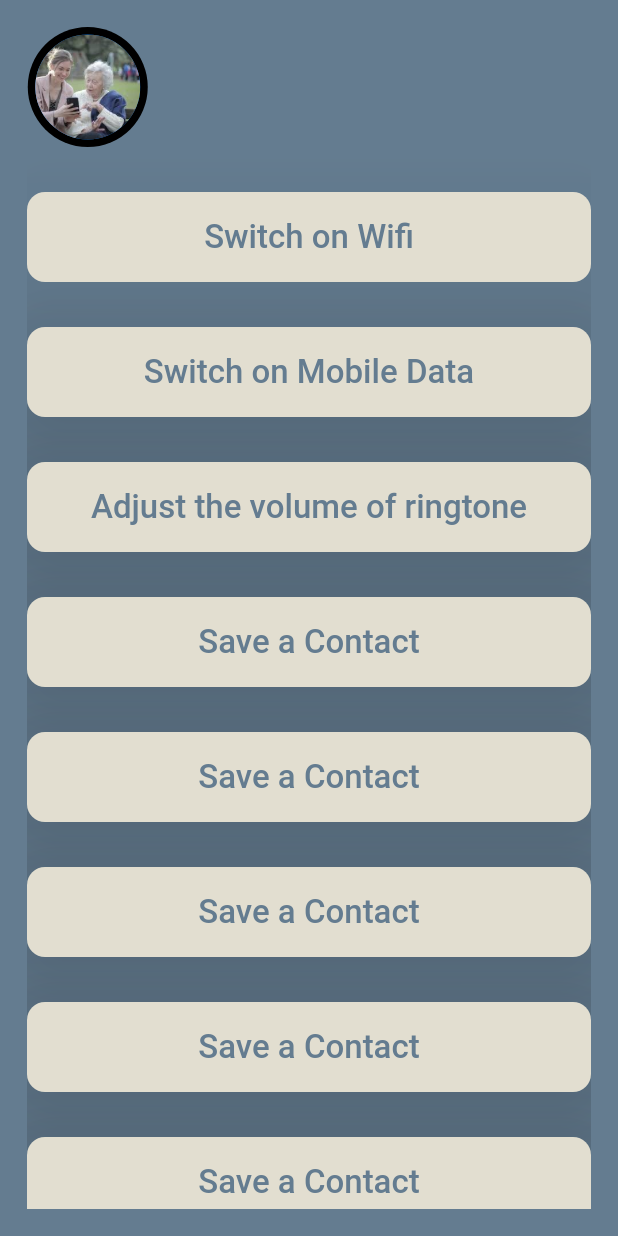
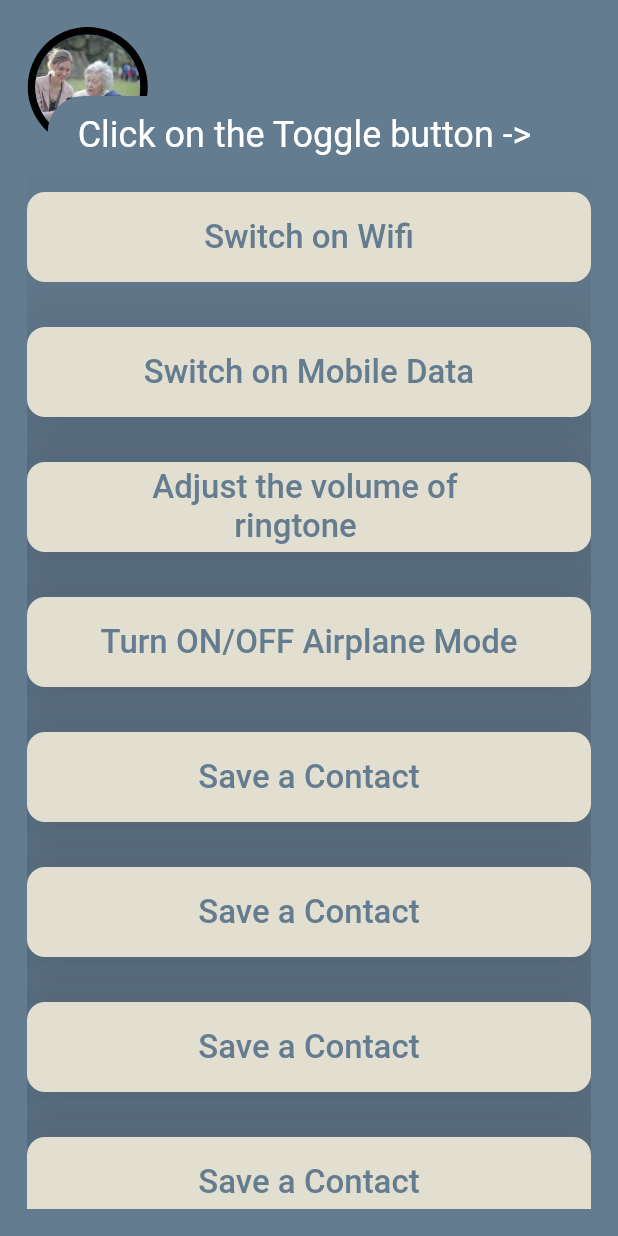
Before and after one commit to jahnavi2k/EldBud, a Flutter app: the Questions screen opened by its route, after a tap on "Switch on Wifi", on a phone screen of 412 x 824 dp. Run offline on Flutter 3.47's test engine with Material 2 defaults, Android fonts, the phone set to English and light mode, and no system bars; our stand-ins replace fluttertoast; missing offline and left inert: app_settings, open_settings; Roboto replaces fonts that are missing (Mon); project files that could hold a hidden picture were left out.

Commit message:
Added toasts and button for airplane mode

```diff
--- a/lib/pages/questions.dart
+++ b/lib/pages/questions.dart
@@ -3,6 +3,7 @@ import 'package:flutter/material.dart';
 import 'package:open_settings/open_settings.dart';
 import 'package:app_settings/app_settings.dart';
 // import 'package:bubble_showcase/bubble_showcase.dart';
+import 'package:fluttertoast/fluttertoast.dart';
 
 class Questions extends StatefulWidget {
   @override
@@ -17,7 +18,6 @@ class _QuestionsState extends State<Questions> {
       backgroundColor: Color(0XFF647C90),
       body: CupertinoScrollbar(
         isAlwaysShown: true,
-
           child: Padding(
             padding: const EdgeInsets.all(18.0),
             child: ListView(
@@ -47,6 +47,14 @@ class _QuestionsState extends State<Questions> {
                         ),
                       ),
                       onPressed: () {
+                        Fluttertoast.showToast(
+                          msg: "Click on the Toggle button -> ",
+                          toastLength: Toast.LENGTH_LONG,
+                          gravity: ToastGravity.TOP,
+                          backgroundColor: Color(0XFF647C90),
+                          textColor: Colors.white,
+                          fontSize: 24.0,
+                        );
                         OpenSettings.openWIFISetting();
                       },
                       style: ElevatedButton.styleFrom(
@@ -73,6 +81,14 @@ class _QuestionsState extends State<Questions> {
                         ),
                       ),
                       onPressed: () {
+                        Fluttertoast.showToast(
+                            msg: "Click on the Toggle button -> ",
+                            toastLength: Toast.LENGTH_LONG,
+                            gravity: ToastGravity.TOP,
+                            backgroundColor: Color(0XFF647C90),
+                            textColor: Colors.white,
+                            fontSize: 24.0,
+                          );
                         AppSettings.openDataRoamingSettings();
                       },
                       style: ElevatedButton.styleFrom(
@@ -91,7 +107,7 @@ class _QuestionsState extends State<Questions> {
                 Container(
                     child: ElevatedButton(
                       child: Text(
-                        "Adjust the volume of ringtone",
+                        "Adjust the volume of \n          ringtone",
                         style: TextStyle(
                           fontSize: 22.0,
                           fontFamily: 'Mon',
@@ -99,6 +115,14 @@ class _QuestionsState extends State<Questions> {
                         ),
                       ),
                       onPressed: () {
+                        Fluttertoast.showToast(
+                          msg: "Adjust the sliders for the volumes",
+                          toastLength: Toast.LENGTH_LONG,
+                          gravity: ToastGravity.BOTTOM,
+                          backgroundColor: Color(0XFF647C90),
+                          textColor: Colors.white,
+                          fontSize: 24.0,
+                        );
                         AppSettings.openSoundSettings();
                       },
                       style: ElevatedButton.styleFrom(
@@ -117,14 +141,25 @@ class _QuestionsState extends State<Questions> {
                 Container(
                     child: ElevatedButton(
                       child: Text(
-                        "Save a Contact",
+                        "Turn ON/OFF Airplane Mode",
                         style: TextStyle(
                           fontSize: 22.0,
                           fontFamily: 'Mon',
 
                         ),
                       ),
-                      onPressed: () {},
+                      onPressed: () {
+                        Fluttertoast.showToast(
+                          msg: "Click on the Toggle button ->",
+                          toastLength: Toast.LENGTH_LONG,
+                          gravity: ToastGravity.CENTER,
+                          backgroundColor: Color(0XFF647C90),
+                          textColor: Colors.white,
+                          fontSize: 22.0,
+                        );
+                        OpenSettings.openAirplaneModeSetting();
+
+                      },
                       style: ElevatedButton.styleFrom(
                         fixedSize: Size(140.0,60.0),
                         primary: Color(0XFFE2DED0),
--- a/pubspec.yaml
+++ b/pubspec.yaml
@@ -32,6 +32,9 @@ dependencies:
   # Use with the CupertinoIcons class for iOS style icons.
   cupertino_icons: ^1.0.2
   open_settings: ^2.0.2
+  fluttertoast: ^8.0.8
+  toast: ^0.1.5
+
 
 
 dev_dependencies:
```
Also changed, not shown: pubspec.lock.
